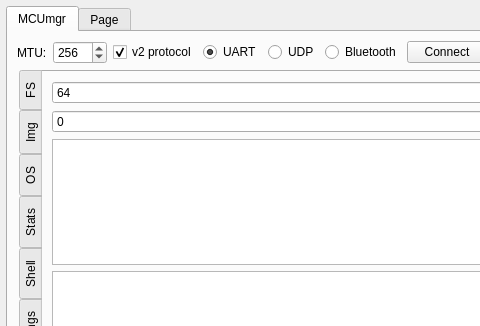
This is plugins/mcumgr/form.ui in thedjnK/AuTerm as Qt 5 draws it before an edit; both pictures show x 0 to 480 and y 0 to 326 of the 605 by 474 pixel window. The edited form follows.
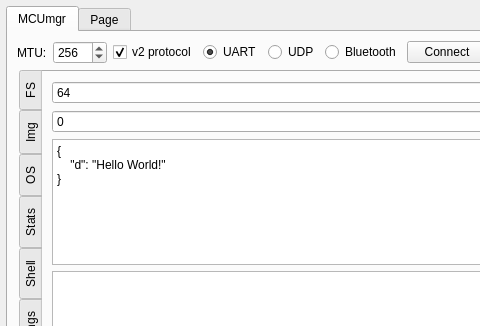
This is the edited form. The open tabs and pages were chosen to show the change. Custom widgets are drawn as their Qt base class.

Diff of the .ui file:
```diff
--- a/plugins/mcumgr/form.ui
+++ b/plugins/mcumgr/form.ui
@@ -1816,7 +1816,13 @@
             <widget class="QPlainTextEdit" name="edit_Custom_Response"/>
            </item>
            <item row="2" column="0">
-            <widget class="QPlainTextEdit" name="edit_Custom_Request"/>
+            <widget class="QPlainTextEdit" name="edit_Custom_Request">
+             <property name="plainText">
+              <string>{
+    &quot;d&quot;: &quot;Hello World!&quot;
+}</string>
+             </property>
+            </widget>
            </item>
            <item row="1" column="0">
             <widget class="QSpinBox" name="spinBox_Custom_Command"/>
```
